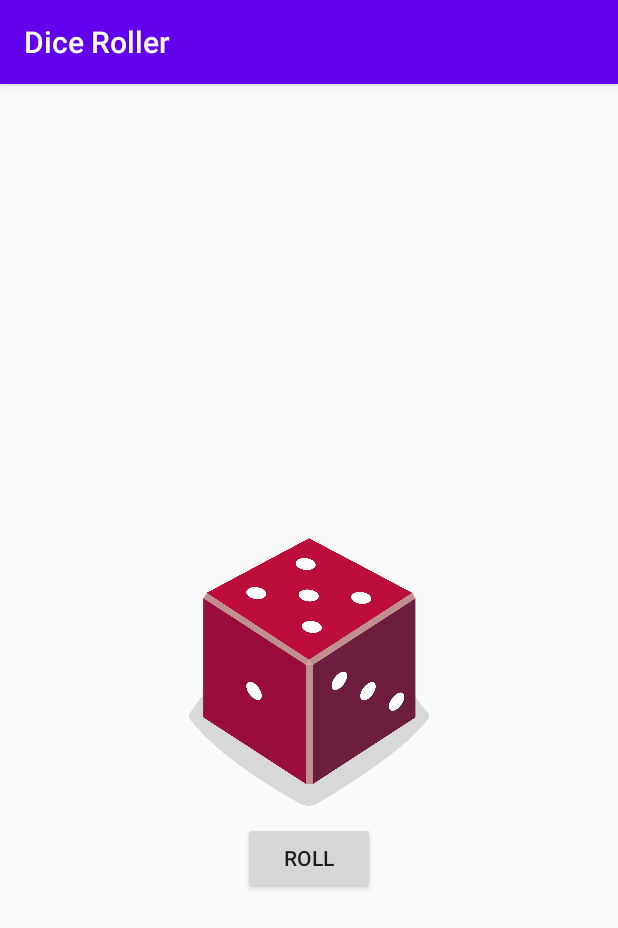
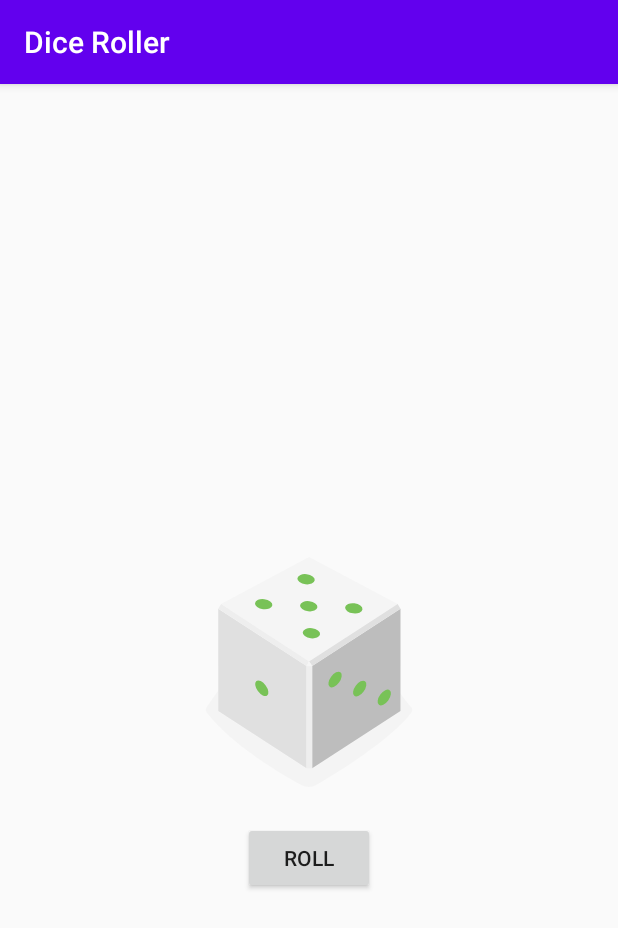
Before and after one commit to Zukka/DiceRoller, an Android app: the screen it shows after launch (MainActivity), on a phone screen of 412 x 824 dp. Shown: the top 928 px of the screen. Run offline under Robolectric (Android 15) with nearby library versions, the phone set to English and light mode, and no system bars.

```diff
--- /dev/null
+++ b/app/src/main/res/drawable-v24/dice_1.xml
@@ -0,0 +1,66 @@
+<!--
+  ~ Copyright 2018, The Android Open Source Project
+  ~
+  ~ Licensed under the Apache License, Version 2.0 (the "License");
+  ~ you may not use this file except in compliance with the License.
+  ~ You may obtain a copy of the License at
+  ~
+  ~     http://www.apache.org/licenses/LICENSE-2.0
+  ~
+  ~ Unless required by applicable law or agreed to in writing, software
+  ~ distributed under the License is distributed on an "AS IS" BASIS,
+  ~ WITHOUT WARRANTIES OR CONDITIONS OF ANY KIND, either express or implied.
+  ~ See the License for the specific language governing permissions and
+  ~ limitations under the License.
+  -->
+
+<vector xmlns:android="http://schemas.android.com/apk/res/android"
+    android:width="200dp"
+    android:height="250dp"
+    android:viewportWidth="800"
+    android:viewportHeight="1000">
+    <path
+        android:fillAlpha="0.5"
+        android:fillColor="#eee"
+        android:pathData="M740.8,635.42c-68.27,90.47 -249.77,201.76 -316,240.63a50.7,50.7 0,0 1,-49.93 0.81c-64.19,-35 -234.09,-133.88 -315.65,-242a14.69,14.69 0,0 1,-0.12 -17.49c77.58,-106.29 159.67,-258.89 341.06,-258.89 182,0 242.19,139.08 340.27,258.88A14.62,14.62 0,0 1,740.8 635.42Z"
+        android:strokeAlpha="0.5" />
+    <path
+        android:fillColor="#bdbdbd"
+        android:pathData="M704.9,630l-294.29,191.06l0,-340.85l294.29,-191.06l0,340.85z" />
+    <path
+        android:fillColor="#e0e0e0"
+        android:pathData="M97.59,630l294.29,191.06l0,-340.85l-294.29,-191.06l0,340.85z" />
+    <path
+        android:fillColor="#f5f5f5"
+        android:pathData="M400.14,464.73l-293.19,-191.45l293.19,-156.31l295.39,156.31l-295.39,191.45z" />
+    <path
+        android:fillColor="#eee"
+        android:pathData="M106.95,273.28l-9.36,15.87l294.29,191.06l8.26,-15.48l-293.19,-191.45z" />
+    <path
+        android:fillColor="#e0e0e0"
+        android:pathData="M695.53,273.28l9.37,15.87l-294.29,191.06l-10.47,-15.48l295.39,-191.45z" />
+    <path
+        android:fillColor="#eee"
+        android:pathData="M391.88,480.21h18.73v340.85h-18.73z" />
+    <path
+        android:fillColor="#f5f5f5"
+        android:pathData="M400.14,464.73l-8.26,15.48l18.73,0l-10.47,-15.48z" />
+    <path
+        android:fillColor="#78c257"
+        android:pathData="M397.45,297.62a16.9,28.71 97.07,1 0,4.16 -33.54a16.9,28.71 97.07,1 0,-4.16 33.54z" />
+    <path
+        android:fillColor="#78c257"
+        android:pathData="M297.17,539.02a30.12,16.11 53.82,1 0,26.01 -19.02a30.12,16.11 53.82,1 0,-26.01 19.02z" />
+    <path
+        android:fillColor="#78c257"
+        android:pathData="M161.96,588.24a30.12,16.11 53.82,1 0,26.01 -19.02a30.12,16.11 53.82,1 0,-26.01 19.02z" />
+    <path
+        android:fillColor="#78c257"
+        android:pathData="M551.15,579.45a30.12,16.11 126.18,1 0,35.56 -48.62a30.12,16.11 126.18,1 0,-35.56 48.62z" />
+    <path
+        android:fillColor="#78c257"
+        android:pathData="M469.12,549.58a30.12,16.11 126.18,1 0,35.56 -48.62a30.12,16.11 126.18,1 0,-35.56 48.62z" />
+    <path
+        android:fillColor="#78c257"
+        android:pathData="M633.17,609.29a30.12,16.11 126.18,1 0,35.56 -48.62a30.12,16.11 126.18,1 0,-35.56 48.62z" />
+</vector>
--- /dev/null
+++ b/app/src/main/res/drawable-v24/dice_2.xml
@@ -0,0 +1,66 @@
+<!--
+  ~ Copyright 2018, The Android Open Source Project
+  ~
+  ~ Licensed under the Apache License, Version 2.0 (the "License");
+  ~ you may not use this file except in compliance with the License.
+  ~ You may obtain a copy of the License at
+  ~
+  ~     http://www.apache.org/licenses/LICENSE-2.0
+  ~
+  ~ Unless required by applicable law or agreed to in writing, software
+  ~ distributed under the License is distributed on an "AS IS" BASIS,
+  ~ WITHOUT WARRANTIES OR CONDITIONS OF ANY KIND, either express or implied.
+  ~ See the License for the specific language governing permissions and
+  ~ limitations under the License.
+  -->
+
+<vector xmlns:android="http://schemas.android.com/apk/res/android"
+    android:width="200dp"
+    android:height="250dp"
+    android:viewportWidth="800"
+    android:viewportHeight="1000">
+    <path
+        android:fillAlpha="0.5"
+        android:fillColor="#eee"
+        android:pathData="M740.8,635.42c-68.27,90.47 -249.77,201.76 -316,240.63a50.7,50.7 0,0 1,-49.93 0.81c-64.19,-35 -234.09,-133.88 -315.65,-242a14.69,14.69 0,0 1,-0.12 -17.49c77.58,-106.29 159.67,-258.89 341.06,-258.89 182,0 242.19,139.08 340.27,258.88A14.62,14.62 0,0 1,740.8 635.42Z"
+        android:strokeAlpha="0.5" />
+    <path
+        android:fillColor="#bdbdbd"
+        android:pathData="M704.9,630l-294.29,191.06l0,-340.85l294.29,-191.06l0,340.85z" />
+    <path
+        android:fillColor="#e0e0e0"
+        android:pathData="M97.59,630l294.29,191.06l0,-340.85l-294.29,-191.06l0,340.85z" />
+    <path
+        android:fillColor="#f5f5f5"
+        android:pathData="M400.14,464.73l-293.19,-191.45l293.19,-156.31l295.39,156.31l-295.39,191.45z" />
+    <path
+        android:fillColor="#eee"
+        android:pathData="M106.95,273.28l-9.36,15.87l294.29,191.06l8.26,-15.48l-293.19,-191.45z" />
+    <path
+        android:fillColor="#e0e0e0"
+        android:pathData="M695.53,273.28l9.37,15.87l-294.29,191.06l-10.47,-15.48l295.39,-191.45z" />
+    <path
+        android:fillColor="#eee"
+        android:pathData="M391.88,480.21h18.73v340.85h-18.73z" />
+    <path
+        android:fillColor="#f5f5f5"
+        android:pathData="M400.14,464.73l-8.26,15.48l18.73,0l-10.47,-15.48z" />
+    <path
+        android:fillColor="#78c257"
+        android:pathData="M520.85,303.25a16.9,28.71 97.07,1 0,4.16 -33.54a16.9,28.71 97.07,1 0,-4.16 33.54z" />
+    <path
+        android:fillColor="#78c257"
+        android:pathData="M273.33,291.99a16.9,28.71 97.07,1 0,4.16 -33.54a16.9,28.71 97.07,1 0,-4.16 33.54z" />
+    <path
+        android:fillColor="#78c257"
+        android:pathData="M229.56,563.64a30.12,16.11 53.82,1 0,26.01 -19.02a30.12,16.11 53.82,1 0,-26.01 19.02z" />
+    <path
+        android:fillColor="#78c257"
+        android:pathData="M311.58,533.77a30.12,16.11 53.82,1 0,26.01 -19.02a30.12,16.11 53.82,1 0,-26.01 19.02z" />
+    <path
+        android:fillColor="#78c257"
+        android:pathData="M147.54,593.49a30.12,16.11 53.82,1 0,26.01 -19.02a30.12,16.11 53.82,1 0,-26.01 19.02z" />
+    <path
+        android:fillColor="#78c257"
+        android:pathData="M551.15,579.45a30.12,16.11 126.18,1 0,35.56 -48.62a30.12,16.11 126.18,1 0,-35.56 48.62z" />
+</vector>
--- /dev/null
+++ b/app/src/main/res/drawable-v24/dice_3.xml
@@ -0,0 +1,66 @@
+<!--
+  ~ Copyright 2018, The Android Open Source Project
+  ~
+  ~ Licensed under the Apache License, Version 2.0 (the "License");
+  ~ you may not use this file except in compliance with the License.
+  ~ You may obtain a copy of the License at
+  ~
+  ~     http://www.apache.org/licenses/LICENSE-2.0
+  ~
+  ~ Unless required by applicable law or agreed to in writing, software
+  ~ distributed under the License is distributed on an "AS IS" BASIS,
+  ~ WITHOUT WARRANTIES OR CONDITIONS OF ANY KIND, either express or implied.
+  ~ See the License for the specific language governing permissions and
+  ~ limitations under the License.
+  -->
+
+<vector xmlns:android="http://schemas.android.com/apk/res/android"
+    android:width="200dp"
+    android:height="250dp"
+    android:viewportWidth="800"
+    android:viewportHeight="1000">
+    <path
+        android:fillAlpha="0.5"
+        android:fillColor="#eee"
+        android:pathData="M740.8,635.42c-68.27,90.47 -249.77,201.76 -316,240.63a50.7,50.7 0,0 1,-49.93 0.81c-64.19,-35 -234.09,-133.88 -315.65,-242a14.69,14.69 0,0 1,-0.12 -17.49c77.58,-106.29 159.67,-258.89 341.06,-258.89 182,0 242.19,139.08 340.27,258.88A14.62,14.62 0,0 1,740.8 635.42Z"
+        android:strokeAlpha="0.5" />
+    <path
+        android:fillColor="#bdbdbd"
+        android:pathData="M704.9,630l-294.29,191.06l0,-340.85l294.29,-191.06l0,340.85z" />
+    <path
+        android:fillColor="#e0e0e0"
+        android:pathData="M97.59,630l294.29,191.06l0,-340.85l-294.29,-191.06l0,340.85z" />
+    <path
+        android:fillColor="#f5f5f5"
+        android:pathData="M400.14,464.73l-293.19,-191.45l293.19,-156.31l295.39,156.31l-295.39,191.45z" />
+    <path
+        android:fillColor="#eee"
+        android:pathData="M106.95,273.28l-9.36,15.87l294.29,191.06l8.26,-15.48l-293.19,-191.45z" />
+    <path
+        android:fillColor="#e0e0e0"
+        android:pathData="M695.53,273.28l9.37,15.87l-294.29,191.06l-10.47,-15.48l295.39,-191.45z" />
+    <path
+        android:fillColor="#eee"
+        android:pathData="M391.88,480.21h18.73v340.85h-18.73z" />
+    <path
+        android:fillColor="#f5f5f5"
+        android:pathData="M400.14,464.73l-8.26,15.48l18.73,0l-10.47,-15.48z" />
+    <path
+        android:fillColor="#78c257"
+        android:pathData="M398.11,297.62a16.9,28.71 97.07,1 0,4.16 -33.54a16.9,28.71 97.07,1 0,-4.16 33.54z" />
+    <path
+        android:fillColor="#78c257"
+        android:pathData="M548.27,304.46a16.9,28.71 97.07,1 0,4.16 -33.54a16.9,28.71 97.07,1 0,-4.16 33.54z" />
+    <path
+        android:fillColor="#78c257"
+        android:pathData="M247.95,290.79a16.9,28.71 97.07,1 0,4.16 -33.54a16.9,28.71 97.07,1 0,-4.16 33.54z" />
+    <path
+        android:fillColor="#78c257"
+        android:pathData="M229.56,563.64a30.12,16.11 53.82,1 0,26.01 -19.02a30.12,16.11 53.82,1 0,-26.01 19.02z" />
+    <path
+        android:fillColor="#78c257"
+        android:pathData="M483.54,554.83a30.12,16.11 126.18,1 0,35.56 -48.62a30.12,16.11 126.18,1 0,-35.56 48.62z" />
+    <path
+        android:fillColor="#78c257"
+        android:pathData="M618.75,604.04a30.12,16.11 126.18,1 0,35.56 -48.62a30.12,16.11 126.18,1 0,-35.56 48.62z" />
+</vector>
--- /dev/null
+++ b/app/src/main/res/drawable-v24/dice_4.xml
@@ -0,0 +1,69 @@
+<!--
+  ~ Copyright 2018, The Android Open Source Project
+  ~
+  ~ Licensed under the Apache License, Version 2.0 (the "License");
+  ~ you may not use this file except in compliance with the License.
+  ~ You may obtain a copy of the License at
+  ~
+  ~     http://www.apache.org/licenses/LICENSE-2.0
+  ~
+  ~ Unless required by applicable law or agreed to in writing, software
+  ~ distributed under the License is distributed on an "AS IS" BASIS,
+  ~ WITHOUT WARRANTIES OR CONDITIONS OF ANY KIND, either express or implied.
+  ~ See the License for the specific language governing permissions and
+  ~ limitations under the License.
+  -->
+
+<vector xmlns:android="http://schemas.android.com/apk/res/android"
+    android:width="200dp"
+    android:height="250dp"
+    android:viewportWidth="800"
+    android:viewportHeight="1000">
+    <path
+        android:fillAlpha="0.5"
+        android:fillColor="#eee"
+        android:pathData="M740.8,635.42c-68.27,90.47 -249.77,201.76 -316,240.63a50.7,50.7 0,0 1,-49.93 0.81c-64.19,-35 -234.09,-133.88 -315.65,-242a14.69,14.69 0,0 1,-0.12 -17.49c77.58,-106.29 159.67,-258.89 341.06,-258.89 182,0 242.19,139.08 340.27,258.88A14.62,14.62 0,0 1,740.8 635.42Z"
+        android:strokeAlpha="0.5" />
+    <path
+        android:fillColor="#bdbdbd"
+        android:pathData="M704.9,630l-294.29,191.06l0,-340.85l294.29,-191.06l0,340.85z" />
+    <path
+        android:fillColor="#e0e0e0"
+        android:pathData="M97.59,630l294.29,191.06l0,-340.85l-294.29,-191.06l0,340.85z" />
+    <path
+        android:fillColor="#f5f5f5"
+        android:pathData="M400.14,464.73l-293.19,-191.45l293.19,-156.31l295.39,156.31l-295.39,191.45z" />
+    <path
+        android:fillColor="#eee"
+        android:pathData="M106.95,273.28l-9.36,15.87l294.29,191.06l8.26,-15.48l-293.19,-191.45z" />
+    <path
+        android:fillColor="#e0e0e0"
+        android:pathData="M695.53,273.28l9.37,15.87l-294.29,191.06l-10.47,-15.48l295.39,-191.45z" />
+    <path
+        android:fillColor="#eee"
+        android:pathData="M391.88,480.21h18.73v340.85h-18.73z" />
+    <path
+        android:fillColor="#f5f5f5"
+        android:pathData="M400.14,464.73l-8.26,15.48l18.73,0l-10.47,-15.48z" />
+    <path
+        android:fillColor="#78c257"
+        android:pathData="M530.08,303.65a16.9,28.71 97.07,1 0,4.16 -33.54a16.9,28.71 97.07,1 0,-4.16 33.54z" />
+    <path
+        android:fillColor="#78c257"
+        android:pathData="M389.68,218.17a16.9,28.71 97.07,1 0,4.16 -33.54a16.9,28.71 97.07,1 0,-4.16 33.54z" />
+    <path
+        android:fillColor="#78c257"
+        android:pathData="M405.35,377.09a16.9,28.71 97.07,1 0,4.16 -33.54a16.9,28.71 97.07,1 0,-4.16 33.54z" />
+    <path
+        android:fillColor="#78c257"
+        android:pathData="M264.95,291.6a16.9,28.71 97.07,1 0,4.16 -33.54a16.9,28.71 97.07,1 0,-4.16 33.54z" />
+    <path
+        android:fillColor="#78c257"
+        android:pathData="M297.17,541.59a30.12,16.11 53.82,1 0,26.01 -19.02a30.12,16.11 53.82,1 0,-26.01 19.02z" />
+    <path
+        android:fillColor="#78c257"
+        android:pathData="M161.96,590.81a30.12,16.11 53.82,1 0,26.01 -19.02a30.12,16.11 53.82,1 0,-26.01 19.02z" />
+    <path
+        android:fillColor="#78c257"
+        android:pathData="M551.15,579.45a30.12,16.11 126.18,1 0,35.56 -48.62a30.12,16.11 126.18,1 0,-35.56 48.62z" />
+</vector>
--- /dev/null
+++ b/app/src/main/res/drawable-v24/dice_5.xml
@@ -0,0 +1,75 @@
+<!--
+  ~ Copyright 2018, The Android Open Source Project
+  ~
+  ~ Licensed under the Apache License, Version 2.0 (the "License");
+  ~ you may not use this file except in compliance with the License.
+  ~ You may obtain a copy of the License at
+  ~
+  ~     http://www.apache.org/licenses/LICENSE-2.0
+  ~
+  ~ Unless required by applicable law or agreed to in writing, software
+  ~ distributed under the License is distributed on an "AS IS" BASIS,
+  ~ WITHOUT WARRANTIES OR CONDITIONS OF ANY KIND, either express or implied.
+  ~ See the License for the specific language governing permissions and
+  ~ limitations under the License.
+  -->
+
+<vector xmlns:android="http://schemas.android.com/apk/res/android"
+    android:width="200dp"
+    android:height="250dp"
+    android:viewportWidth="800"
+    android:viewportHeight="1000">
+    <path
+        android:fillAlpha="0.5"
+        android:fillColor="#eee"
+        android:pathData="M740.8,635.42c-68.27,90.47 -249.77,201.76 -316,240.63a50.7,50.7 0,0 1,-49.93 0.81c-64.19,-35 -234.09,-133.88 -315.65,-242a14.69,14.69 0,0 1,-0.12 -17.49c77.58,-106.29 159.67,-258.89 341.06,-258.89 182,0 242.19,139.08 340.27,258.88A14.62,14.62 0,0 1,740.8 635.42Z"
+        android:strokeAlpha="0.5" />
+    <path
+        android:fillColor="#bdbdbd"
+        android:pathData="M704.9,630l-294.29,191.06l0,-340.85l294.29,-191.06l0,340.85z" />
+    <path
+        android:fillColor="#e0e0e0"
+        android:pathData="M97.59,630l294.29,191.06l0,-340.85l-294.29,-191.06l0,340.85z" />
+    <path
+        android:fillColor="#f5f5f5"
+        android:pathData="M400.14,464.73l-293.19,-191.45l293.19,-156.31l295.39,156.31l-295.39,191.45z" />
+    <path
+        android:fillColor="#eee"
+        android:pathData="M106.95,273.28l-9.36,15.87l294.29,191.06l8.26,-15.48l-293.19,-191.45z" />
+    <path
+        android:fillColor="#e0e0e0"
+        android:pathData="M695.53,273.28l9.37,15.87l-294.29,191.06l-10.47,-15.48l295.39,-191.45z" />
+    <path
+        android:fillColor="#eee"
+        android:pathData="M391.88,480.21h18.73v340.85h-18.73z" />
+    <path
+        android:fillColor="#f5f5f5"
+        android:pathData="M400.14,464.73l-8.26,15.48l18.73,0l-10.47,-15.48z" />
+    <path
+        android:fillColor="#78c257"
+        android:pathData="M397.05,297.63a16.9,28.71 97.07,1 0,4.16 -33.54a16.9,28.71 97.07,1 0,-4.16 33.54z" />
+    <path
+        android:fillColor="#78c257"
+        android:pathData="M547.21,304.45a16.9,28.71 97.07,1 0,4.16 -33.54a16.9,28.71 97.07,1 0,-4.16 33.54z" />
+    <path
+        android:fillColor="#78c257"
+        android:pathData="M388.17,207.62a16.9,28.71 97.07,1 0,4.16 -33.54a16.9,28.71 97.07,1 0,-4.16 33.54z" />
+    <path
+        android:fillColor="#78c257"
+        android:pathData="M405.93,387.62a16.9,28.71 97.07,1 0,4.16 -33.54a16.9,28.71 97.07,1 0,-4.16 33.54z" />
+    <path
+        android:fillColor="#78c257"
+        android:pathData="M246.89,290.79a16.9,28.71 97.07,1 0,4.16 -33.54a16.9,28.71 97.07,1 0,-4.16 33.54z" />
+    <path
+        android:fillColor="#78c257"
+        android:pathData="M229.56,563.64a30.12,16.11 53.82,1 0,26.01 -19.02a30.12,16.11 53.82,1 0,-26.01 19.02z" />
+    <path
+        android:fillColor="#78c257"
+        android:pathData="M551.15,579.45a30.12,16.11 126.18,1 0,35.56 -48.62a30.12,16.11 126.18,1 0,-35.56 48.62z" />
+    <path
+        android:fillColor="#78c257"
+        android:pathData="M469.12,549.58a30.12,16.11 126.18,1 0,35.56 -48.62a30.12,16.11 126.18,1 0,-35.56 48.62z" />
+    <path
+        android:fillColor="#78c257"
+        android:pathData="M633.17,609.29a30.12,16.11 126.18,1 0,35.56 -48.62a30.12,16.11 126.18,1 0,-35.56 48.62z" />
+</vector>
--- /dev/null
+++ b/app/src/main/res/drawable-v24/dice_6.xml
@@ -0,0 +1,81 @@
+<!--
+  ~ Copyright 2018, The Android Open Source Project
+  ~
+  ~ Licensed under the Apache License, Version 2.0 (the "License");
+  ~ you may not use this file except in compliance with the License.
+  ~ You may obtain a copy of the License at
+  ~
+  ~     http://www.apache.org/licenses/LICENSE-2.0
+  ~
+  ~ Unless required by applicable law or agreed to in writing, software
+  ~ distributed under the License is distributed on an "AS IS" BASIS,
+  ~ WITHOUT WARRANTIES OR CONDITIONS OF ANY KIND, either express or implied.
+  ~ See the License for the specific language governing permissions and
+  ~ limitations under the License.
+  -->
+
+<vector xmlns:android="http://schemas.android.com/apk/res/android"
+    android:width="200dp"
+    android:height="250dp"
+    android:viewportWidth="800"
+    android:viewportHeight="1000">
+    <path
+        android:fillAlpha="0.5"
+        android:fillColor="#eee"
+        android:pathData="M740.8,635.42c-68.27,90.47 -249.77,201.76 -316,240.63a50.7,50.7 0,0 1,-49.93 0.81c-64.19,-35 -234.09,-133.88 -315.65,-242a14.69,14.69 0,0 1,-0.12 -17.49c77.58,-106.29 159.67,-258.89 341.06,-258.89 182,0 242.19,139.08 340.27,258.88A14.62,14.62 0,0 1,740.8 635.42Z"
+        android:strokeAlpha="0.5" />
+    <path
+        android:fillColor="#bdbdbd"
+        android:pathData="M704.9,630l-294.29,191.06l0,-340.85l294.29,-191.06l0,340.85z" />
+    <path
+        android:fillColor="#e0e0e0"
+        android:pathData="M97.59,630l294.29,191.06l0,-340.85l-294.29,-191.06l0,340.85z" />
+    <path
+        android:fillColor="#f5f5f5"
+        android:pathData="M400.14,464.73l-293.19,-191.45l293.19,-156.31l295.39,156.31l-295.39,191.45z" />
+    <path
+        android:fillColor="#eee"
+        android:pathData="M106.95,273.28l-9.36,15.87l294.29,191.06l8.26,-15.48l-293.19,-191.45z" />
+    <path
+        android:fillColor="#e0e0e0"
+        android:pathData="M695.53,273.28l9.37,15.87l-294.29,191.06l-10.47,-15.48l295.39,-191.45z" />
+    <path
+        android:fillColor="#eee"
+        android:pathData="M391.88,480.21h18.73v340.85h-18.73z" />
+    <path
+        android:fillColor="#f5f5f5"
+        android:pathData="M400.14,464.73l-8.26,15.48l18.73,0l-10.47,-15.48z" />
+    <path
+        android:fillColor="#78c257"
+        android:pathData="M326.53,254.89a16.9,28.71 97.07,1 0,4.16 -33.54a16.9,28.71 97.07,1 0,-4.16 33.54z" />
+    <path
+        android:fillColor="#78c257"
+        android:pathData="M537.57,298.78a16.9,28.71 97.07,1 0,4.16 -33.54a16.9,28.71 97.07,1 0,-4.16 33.54z" />
+    <path
+        android:fillColor="#78c257"
+        android:pathData="M397.17,213.3a16.9,28.71 97.07,1 0,4.16 -33.54a16.9,28.71 97.07,1 0,-4.16 33.54z" />
+    <path
+        android:fillColor="#78c257"
+        android:pathData="M396.31,381.95a16.9,28.71 97.07,1 0,4.16 -33.54a16.9,28.71 97.07,1 0,-4.16 33.54z" />
+    <path
+        android:fillColor="#78c257"
+        android:pathData="M255.91,296.47a16.9,28.71 97.07,1 0,4.16 -33.54a16.9,28.71 97.07,1 0,-4.16 33.54z" />
+    <path
+        android:fillColor="#78c257"
+        android:pathData="M466.93,340.37a16.9,28.71 97.07,1 0,4.16 -33.54a16.9,28.71 97.07,1 0,-4.16 33.54z" />
+    <path
+        android:fillColor="#78c257"
+        android:pathData="M230,563.64a30.12,16.11 53.82,1 0,26.01 -19.02a30.12,16.11 53.82,1 0,-26.01 19.02z" />
+    <path
+        android:fillColor="#78c257"
+        android:pathData="M312.02,533.78a30.12,16.11 53.82,1 0,26.01 -19.02a30.12,16.11 53.82,1 0,-26.01 19.02z" />
+    <path
+        android:fillColor="#78c257"
+        android:pathData="M147.96,593.48a30.12,16.11 53.82,1 0,26.01 -19.02a30.12,16.11 53.82,1 0,-26.01 19.02z" />
+    <path
+        android:fillColor="#78c257"
+        android:pathData="M483.54,554.83a30.12,16.11 126.18,1 0,35.56 -48.62a30.12,16.11 126.18,1 0,-35.56 48.62z" />
+    <path
+        android:fillColor="#78c257"
+        android:pathData="M618.75,604.04a30.12,16.11 126.18,1 0,35.56 -48.62a30.12,16.11 126.18,1 0,-35.56 48.62z" />
+</vector>
--- /dev/null
+++ b/app/src/main/res/drawable-v24/empty_dice.xml
@@ -0,0 +1,27 @@
+<!--
+  ~ Copyright 2018, The Android Open Source Project
+  ~
+  ~ Licensed under the Apache License, Version 2.0 (the "License");
+  ~ you may not use this file except in compliance with the License.
+  ~ You may obtain a copy of the License at
+  ~
+  ~     http://www.apache.org/licenses/LICENSE-2.0
+  ~
+  ~ Unless required by applicable law or agreed to in writing, software
+  ~ distributed under the License is distributed on an "AS IS" BASIS,
+  ~ WITHOUT WARRANTIES OR CONDITIONS OF ANY KIND, either express or implied.
+  ~ See the License for the specific language governing permissions and
+  ~ limitations under the License.
+  -->
+
+<vector xmlns:android="http://schemas.android.com/apk/res/android"
+    android:width="200dp"
+    android:height="250dp"
+    android:viewportWidth="800"
+    android:viewportHeight="1000">
+
+    <path
+        android:fillColor="#00000000"
+        android:pathData="M0,0l0,0z" />
+
+</vector>
--- a/app/src/main/res/layout/activity_main.xml
+++ b/app/src/main/res/layout/activity_main.xml
@@ -20,11 +20,11 @@
         android:layout_width="160dp"
         android:layout_height="200dp"
         android:layout_marginTop="16dp"
+        android:contentDescription="@string/dice"
         app:layout_constraintBottom_toBottomOf="parent"
         app:layout_constraintEnd_toEndOf="parent"
         app:layout_constraintStart_toStartOf="parent"
         app:layout_constraintTop_toTopOf="parent"
-        tools:srcCompat="@drawable/dice_1"
-        android:contentDescription="TODO" />
+        tools:srcCompat="@drawable/dice_1" />
 
 </androidx.constraintlayout.widget.ConstraintLayout>
--- a/app/src/main/res/values/strings.xml
+++ b/app/src/main/res/values/strings.xml
@@ -1,4 +1,5 @@
 <resources>
     <string name="app_name">Dice Roller</string>
     <string name="roll">Roll</string>
+    <string name="dice">Dice</string>
 </resources>
```
Also changed, not shown: app/src/main/res/drawable/dice_1.png (deleted), app/src/main/res/drawable/dice_2.png (deleted), app/src/main/res/drawable/dice_3.png (deleted), app/src/main/res/drawable/dice_4.png (deleted), app/src/main/res/drawable/dice_5.png (deleted), app/src/main/res/drawable/dice_6.png (deleted).
